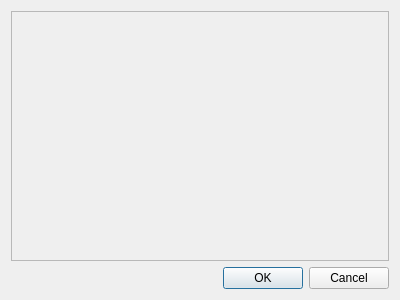
Before: the Qt Designer form aspects.ui in danib-prog/stockmarket-helper, drawn with Qt 5.
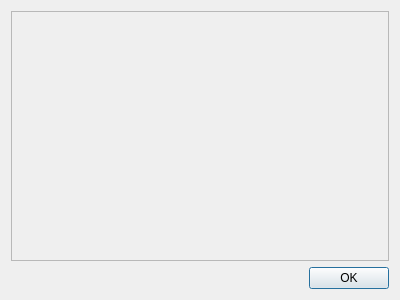
After: the same form once the commit is applied.

Commit message: Finished the aspects and symbols dialogs, including connection to MainWindow

```diff
--- a/aspects.ui
+++ b/aspects.ui
@@ -40,7 +40,7 @@
       <enum>Qt::Horizontal</enum>
      </property>
      <property name="standardButtons">
-      <set>QDialogButtonBox::Cancel|QDialogButtonBox::Ok</set>
+      <set>QDialogButtonBox::Ok</set>
      </property>
     </widget>
    </item>
```
The commit also changes 3 other files.
